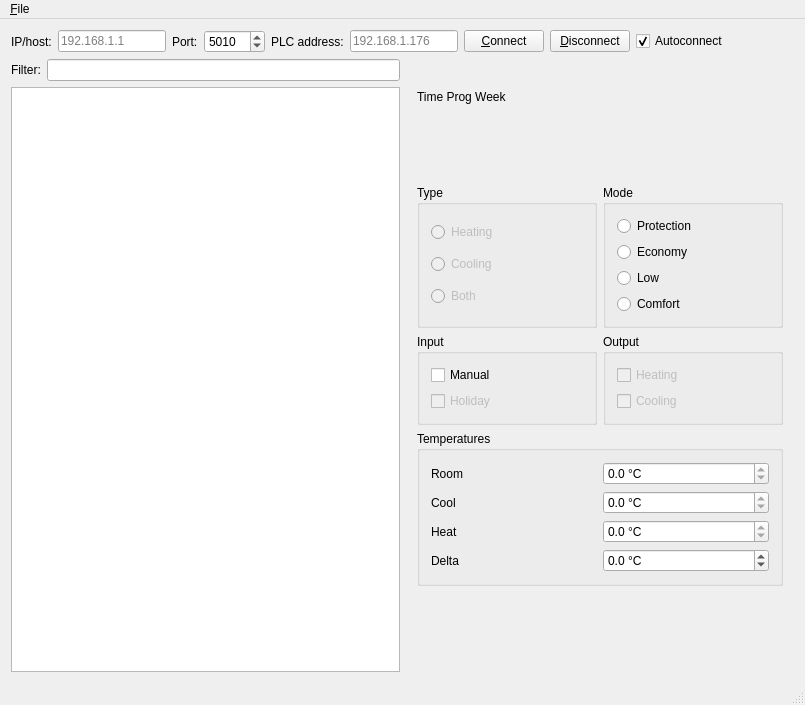
First picture: the form in mainwindow.ui, repository jirislaby/ifoxtrot-qt, before the edit.
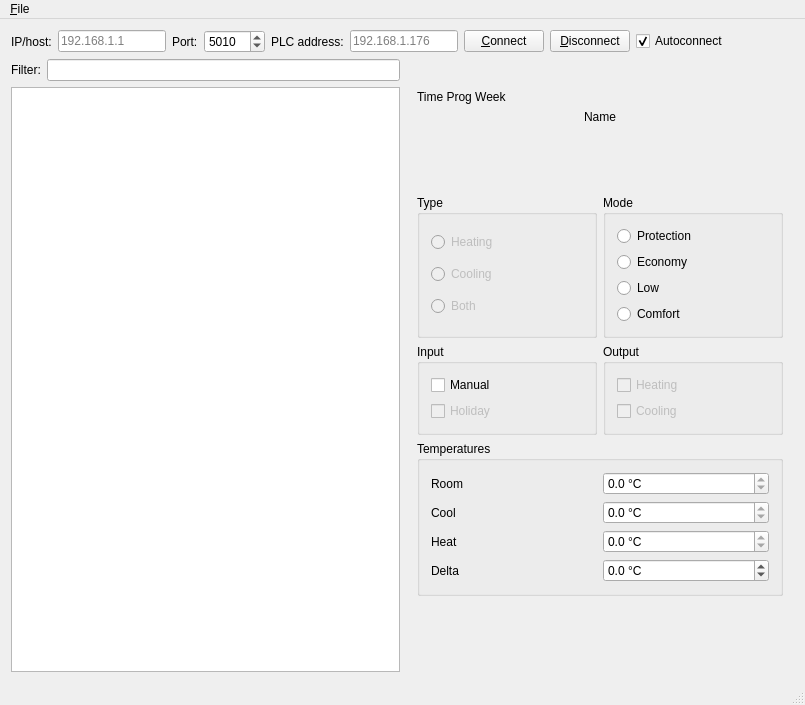
Second picture: the form after the edit.

Commit message:
iFoxtrotTPW: load json file
And use name from it.

```diff
--- a/mainwindow.ui
+++ b/mainwindow.ui
@@ -633,6 +633,16 @@
               </property>
              </widget>
             </item>
+            <item>
+             <widget class="QLabel" name="TPW_name">
+              <property name="text">
+               <string>Name</string>
+              </property>
+              <property name="alignment">
+               <set>Qt::AlignCenter</set>
+              </property>
+             </widget>
+            </item>
             <item>
              <spacer name="verticalSpacer_11">
               <property name="orientation">
```
The commit also changes 2 other files.
